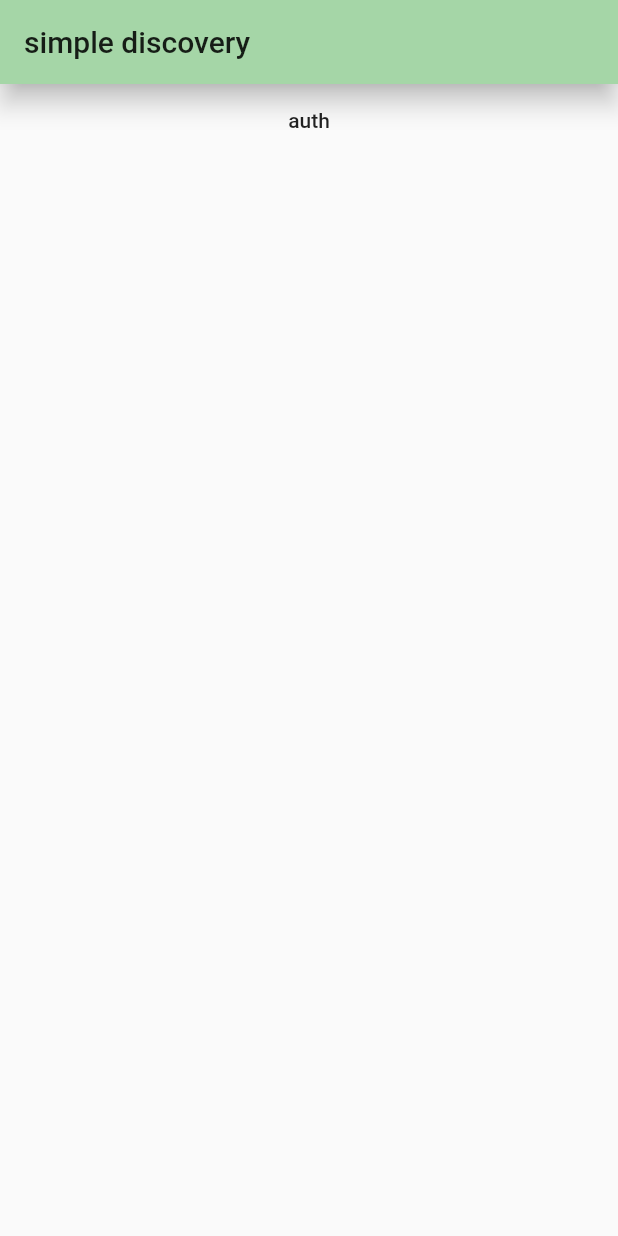
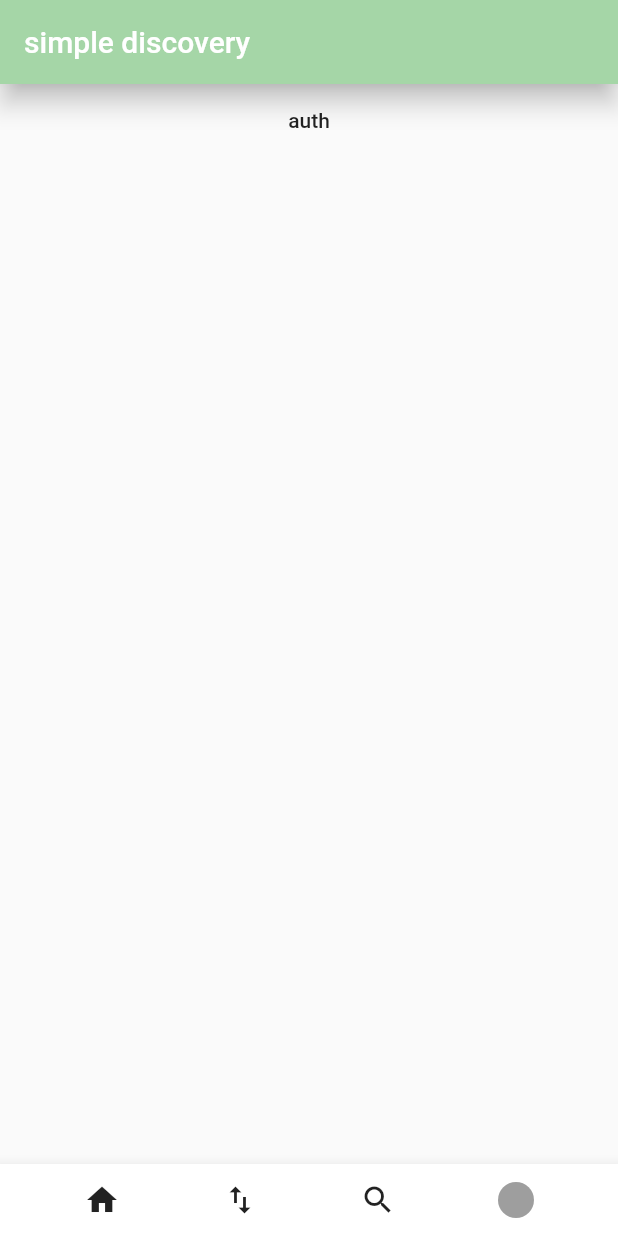
Before and after one commit to alexndesousa/simplediscovery_app, a Flutter app: the screen it shows after launch, on a phone screen of 412 x 824 dp. Run offline on Flutter 3.47's test engine with Material 2 defaults, Android fonts, the phone set to English and light mode, and no system bars; our stand-ins replace webview_flutter.

Commit message:
Added bottom nav bar layout

```diff
--- a/lib/home_page.dart
+++ b/lib/home_page.dart
@@ -13,7 +13,10 @@ class _HomePageState extends State<HomePage> {
   Widget build(BuildContext context) {
     return Scaffold(
       appBar: AppBar(
-        title: Text("simple discovery"),
+        title: Text(
+          "simple discovery",
+          style: TextStyle(color: Colors.white),
+        ),
         elevation: 7.0,
       ),
       body: Container(
@@ -29,6 +32,24 @@ class _HomePageState extends State<HomePage> {
           ),
         ),
       ),
+      bottomNavigationBar: BottomAppBar(
+        child: Row(
+          mainAxisAlignment: MainAxisAlignment.spaceEvenly,
+          children: [
+            IconButton( highlightColor: Colors.red, icon: Icon(Icons.home), onPressed: () => print("home")),
+            IconButton(icon: Icon(Icons.import_export), onPressed: () => print("import pressed")),
+            IconButton(icon: Icon(Icons.search), onPressed: () => print("search pressed")),
+            IconButton(
+                icon: Padding(
+                  padding: const EdgeInsets.all(4.0),
+                  child: CircleAvatar(
+                    backgroundColor: Colors.grey,
+                  ),
+                ),
+                onPressed: () => print("profile pressed"))
+          ],
+        ),
+      ),
     );
   }
 
@@ -37,7 +58,9 @@ class _HomePageState extends State<HomePage> {
   Route _createRoute() {
     return PageRouteBuilder(
         transitionDuration: Duration(milliseconds: 250),
-      pageBuilder: (context, animation, secondaryAnimation) => AuthScreen(callback: authCallback,),
+        pageBuilder: (context, animation, secondaryAnimation) => AuthScreen(
+              callback: authCallback,
+            ),
         transitionsBuilder: (context, animation, secondaryAnimation, child) {
           var begin = Offset(0, 1);
           var end = Offset.zero;
@@ -52,5 +75,4 @@ class _HomePageState extends State<HomePage> {
           );
         });
   }
-
 }
```
Lines whose indentation alone changed are shown as unchanged.
